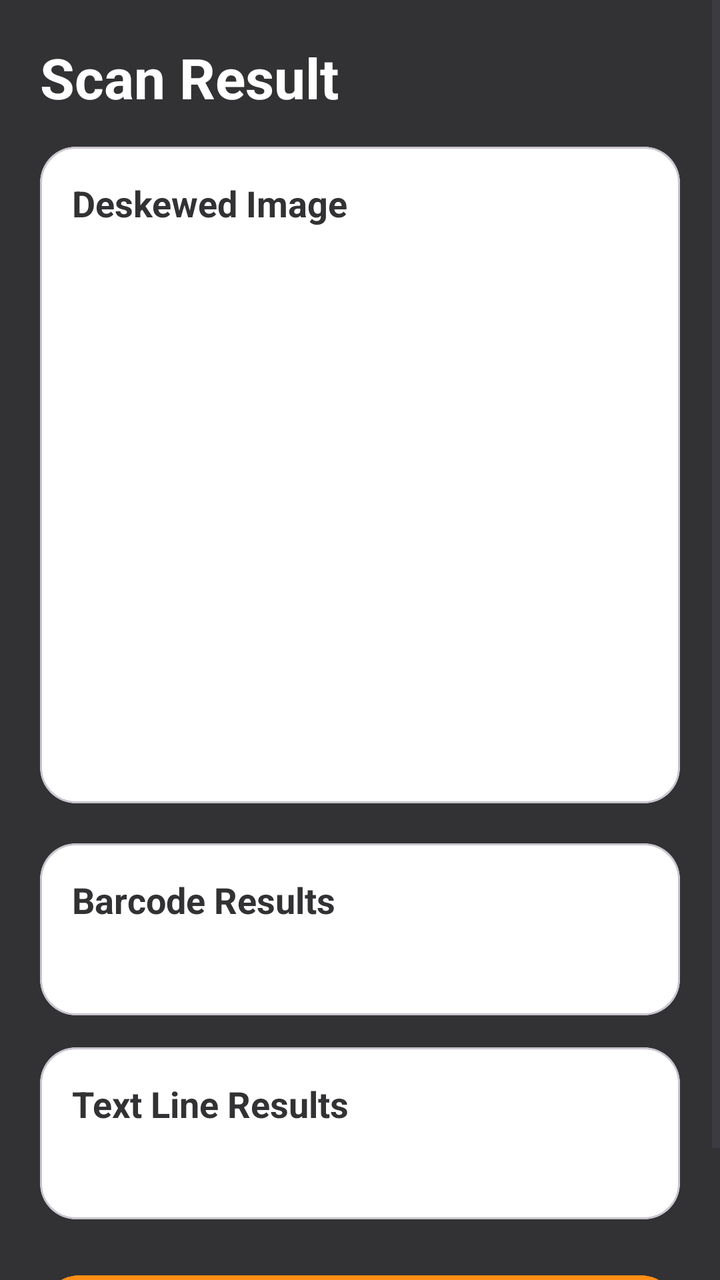
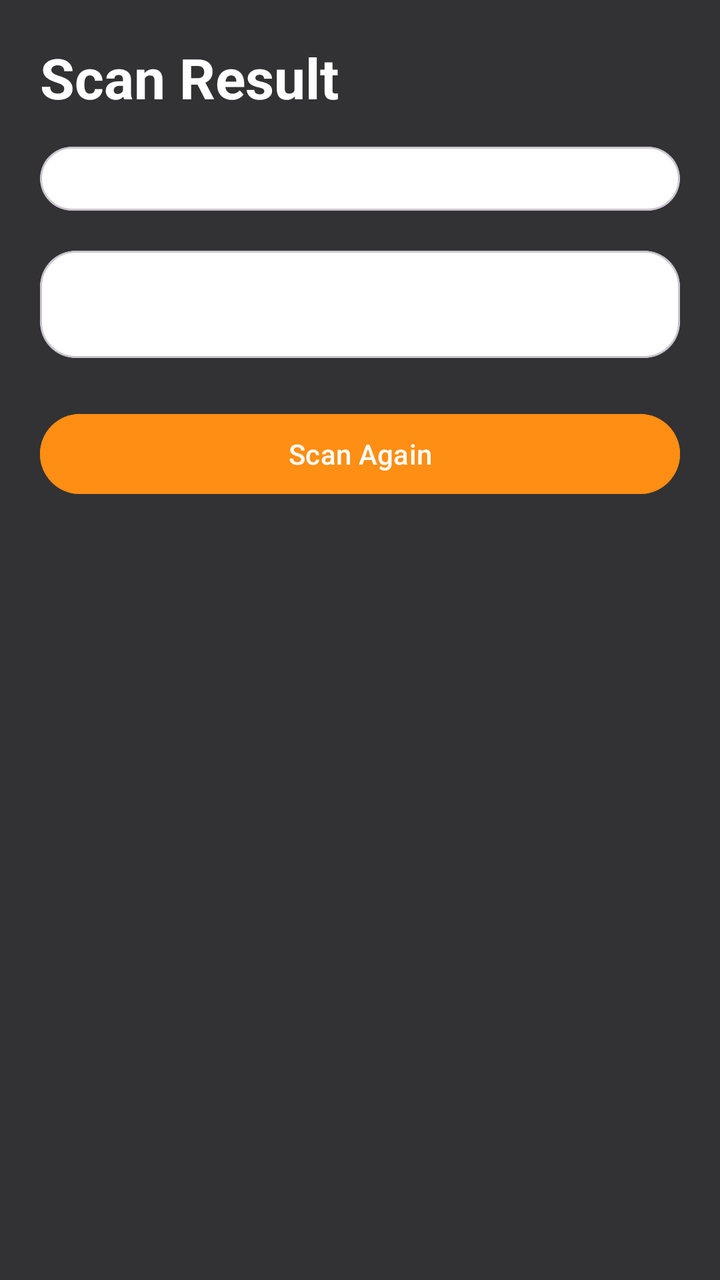

Before-and-after screenshots of an Android layout around one commit, followed by the original layout XML and the change that was made.
<!-- AndroidManifest.xml: application theme Theme.HelloWorld -->
<!-- res/layout/activity_result.xml -->
<?xml version="1.0" encoding="utf-8"?>
<ScrollView xmlns:android="http://schemas.android.com/apk/res/android"
    xmlns:app="http://schemas.android.com/apk/res-auto"
    android:layout_width="match_parent"
    android:layout_height="match_parent"
    android:background="@color/dy_black_34"
    android:fillViewport="true">

    <LinearLayout
        android:layout_width="match_parent"
        android:layout_height="wrap_content"
        android:orientation="vertical"
        android:padding="20dp">

        <TextView
            android:layout_width="match_parent"
            android:layout_height="wrap_content"
            android:layout_marginBottom="16dp"
            android:text="@string/result_page_title"
            android:textColor="@color/white"
            android:textSize="28sp"
            android:textStyle="bold" />

        <com.google.android.material.card.MaterialCardView
            android:layout_width="match_parent"
            android:layout_height="wrap_content"
            android:layout_marginBottom="20dp"
            app:cardBackgroundColor="@color/white"
            app:cardCornerRadius="18dp">

            <LinearLayout
                android:layout_width="match_parent"
                android:layout_height="wrap_content"
                android:orientation="vertical"
                android:padding="16dp">

                <TextView
                    android:layout_width="match_parent"
                    android:layout_height="wrap_content"
                    android:layout_marginBottom="12dp"
                    android:text="@string/result_image_title"
                    android:textColor="@color/dy_black_34"
                    android:textSize="18sp"
                    android:textStyle="bold" />

                <ImageView
                    android:id="@+id/iv_result_image"
                    android:layout_width="match_parent"
                    android:layout_height="260dp"
                    android:adjustViewBounds="true"
                    android:contentDescription="@string/result_image_title"
                    android:scaleType="fitCenter" />
            </LinearLayout>
        </com.google.android.material.card.MaterialCardView>

        <com.google.android.material.card.MaterialCardView
            android:layout_width="match_parent"
            android:layout_height="wrap_content"
            android:layout_marginBottom="16dp"
            app:cardBackgroundColor="@color/white"
            app:cardCornerRadius="18dp">

            <LinearLayout
                android:layout_width="match_parent"
                android:layout_height="wrap_content"
                android:orientation="vertical"
                android:padding="16dp">

                <TextView
                    android:layout_width="match_parent"
                    android:layout_height="wrap_content"
                    android:layout_marginBottom="8dp"
                    android:text="@string/result_barcode_title"
                    android:textColor="@color/dy_black_34"
                    android:textSize="18sp"
                    android:textStyle="bold" />

                <TextView
                    android:id="@+id/tv_barcode_results"
                    android:layout_width="match_parent"
                    android:layout_height="wrap_content"
                    android:lineSpacingExtra="4dp"
                    android:textColor="@color/dy_black_34"
                    android:textSize="16sp" />
            </LinearLayout>
        </com.google.android.material.card.MaterialCardView>

        <com.google.android.material.card.MaterialCardView
            android:layout_width="match_parent"
            android:layout_height="wrap_content"
            android:layout_marginBottom="24dp"
            app:cardBackgroundColor="@color/white"
            app:cardCornerRadius="18dp">

            <LinearLayout
                android:layout_width="match_parent"
                android:layout_height="wrap_content"
                android:orientation="vertical"
                android:padding="16dp">

                <TextView
                    android:layout_width="match_parent"
                    android:layout_height="wrap_content"
                    android:layout_marginBottom="8dp"
                    android:text="@string/result_text_line_title"
                    android:textColor="@color/dy_black_34"
                    android:textSize="18sp"
                    android:textStyle="bold" />

                <TextView
                    android:id="@+id/tv_text_line_results"
                    android:layout_width="match_parent"
                    android:layout_height="wrap_content"
                    android:lineSpacingExtra="4dp"
                    android:textColor="@color/dy_black_34"
                    android:textSize="16sp" />
            </LinearLayout>
        </com.google.android.material.card.MaterialCardView>

        <com.google.android.material.button.MaterialButton
            android:id="@+id/btn_scan_again"
            android:layout_width="match_parent"
            android:layout_height="wrap_content"
            android:layout_marginBottom="12dp"
            android:backgroundTint="@color/dy_orange"
            android:text="@string/result_scan_again"
            android:textColor="@color/white" />

    </LinearLayout>
</ScrollView>
<!-- resources referenced by this layout -->
<resources>
  <color name="dy_black_34">#FF323234</color>
  <color name="dy_orange">#FE8E14</color>
  <color name="white">#FFFFFFFF</color>
  <string name="result_barcode_title">Barcode Results</string>
  <string name="result_image_title">Deskewed Image</string>
  <string name="result_page_title">Scan Result</string>
  <string name="result_scan_again">Scan Again</string>
  <string name="result_text_line_title">Text Line Results</string>
  <style name="Theme.HelloWorld" parent="Theme.Material3.DayNight.NoActionBar">
          <item name="colorPrimary">@color/dy_orange</item>
          <item name="colorPrimaryVariant">@color/dy_black_34</item>
          <item name="android:statusBarColor">?attr/colorPrimaryVariant</item>
          <item name="android:windowBackground">?attr/colorPrimaryVariant</item>
          <item name="textAllCaps">false</item>
      </style>
</resources>

<!-- the commit's change to res/layout/activity_result.xml (unified diff, before → after) -->
@@ -31,57 +31,19 @@
             <LinearLayout
                 android:layout_width="match_parent"
                 android:layout_height="wrap_content"
+                android:gravity="center_horizontal"
                 android:orientation="vertical"
                 android:padding="16dp">
 
-                <TextView
-                    android:layout_width="match_parent"
-                    android:layout_height="wrap_content"
-                    android:layout_marginBottom="12dp"
-                    android:text="@string/result_image_title"
-                    android:textColor="@color/dy_black_34"
-                    android:textSize="18sp"
-                    android:textStyle="bold" />
-
                 <ImageView
                     android:id="@+id/iv_result_image"
-                    android:layout_width="match_parent"
-                    android:layout_height="260dp"
+                    android:layout_width="wrap_content"
+                    android:layout_height="wrap_content"
                     android:adjustViewBounds="true"
                     android:contentDescription="@string/result_image_title"
+                    android:maxHeight="180dp"
+                    android:maxWidth="280dp"
                     android:scaleType="fitCenter" />
-            </LinearLayout>
-        </com.google.android.material.card.MaterialCardView>
-
-        <com.google.android.material.card.MaterialCardView
-            android:layout_width="match_parent"
-            android:layout_height="wrap_content"
-            android:layout_marginBottom="16dp"
-            app:cardBackgroundColor="@color/white"
-            app:cardCornerRadius="18dp">
-
-            <LinearLayout
-                android:layout_width="match_parent"
-                android:layout_height="wrap_content"
-                android:orientation="vertical"
-                android:padding="16dp">
-
-                <TextView
-                    android:layout_width="match_parent"
-                    android:layout_height="wrap_content"
-                    android:layout_marginBottom="8dp"
-                    android:text="@string/result_barcode_title"
-                    android:textColor="@color/dy_black_34"
-                    android:textSize="18sp"
-                    android:textStyle="bold" />
-
-                <TextView
-                    android:id="@+id/tv_barcode_results"
-                    android:layout_width="match_parent"
-                    android:layout_height="wrap_content"
-                    android:lineSpacingExtra="4dp"
-                    android:textColor="@color/dy_black_34"
-                    android:textSize="16sp" />
             </LinearLayout>
         </com.google.android.material.card.MaterialCardView>
 
@@ -99,16 +61,7 @@
                 android:padding="16dp">
 
                 <TextView
-                    android:layout_width="match_parent"
-                    android:layout_height="wrap_content"
-                    android:layout_marginBottom="8dp"
-                    android:text="@string/result_text_line_title"
-                    android:textColor="@color/dy_black_34"
-                    android:textSize="18sp"
-                    android:textStyle="bold" />
-
-                <TextView
-                    android:id="@+id/tv_text_line_results"
+                    android:id="@+id/tv_result_details"
                     android:layout_width="match_parent"
                     android:layout_height="wrap_content"
                     android:lineSpacingExtra="4dp"
<!-- resource entries referenced after the edit -->
@@ -3,11 +3,9 @@
   <color name="dy_black_34">#FF323234</color>
   <color name="dy_orange">#FE8E14</color>
   <color name="white">#FFFFFFFF</color>
-  <string name="result_barcode_title">Barcode Results</string>
   <string name="result_image_title">Deskewed Image</string>
   <string name="result_page_title">Scan Result</string>
   <string name="result_scan_again">Scan Again</string>
-  <string name="result_text_line_title">Text Line Results</string>
   <style name="Theme.HelloWorld" parent="Theme.Material3.DayNight.NoActionBar">
           <item name="colorPrimary">@color/dy_orange</item>
           <item name="colorPrimaryVariant">@color/dy_black_34</item>
